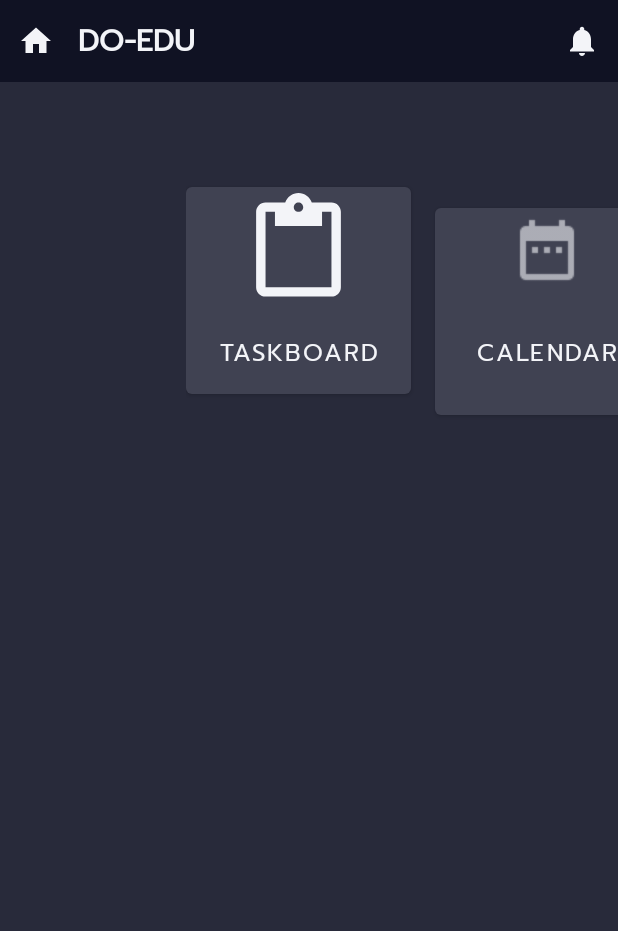
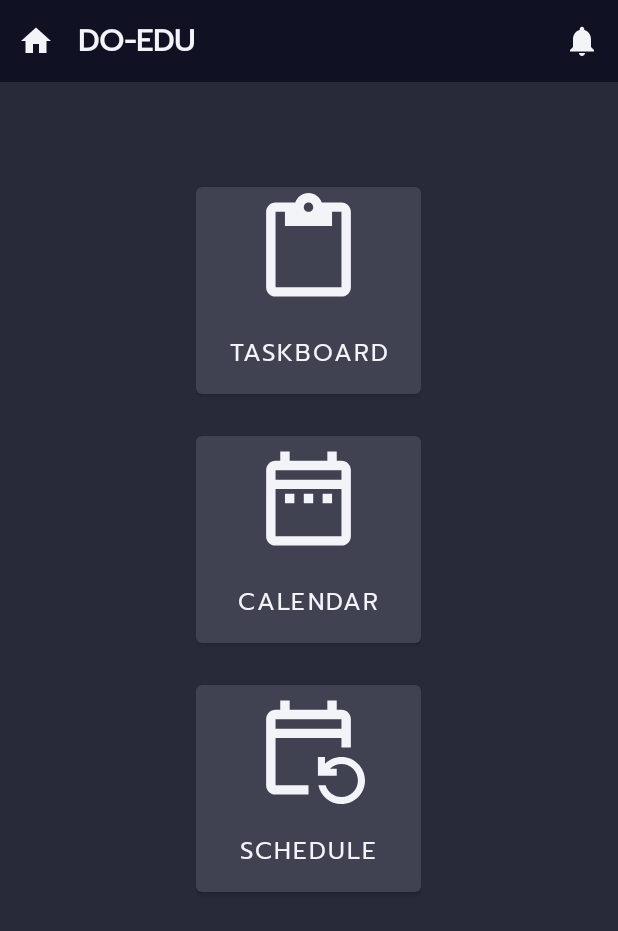
Before and after one commit to grantmacmillan/COMP231-Project, an Android app: the screen it shows after launch (MainActivity), on a phone screen of 412 x 824 dp. Shown: the top 931 px of the screen. Run offline under Robolectric (Android 15) with nearby library versions, the phone set to English and light mode, and no system bars.

```diff
--- a/app/src/main/java/com/example/comp231_finalproject/MainActivity.java
+++ b/app/src/main/java/com/example/comp231_finalproject/MainActivity.java
@@ -56,10 +56,12 @@ public class MainActivity extends AppCompatActivity {
 
     public void button1Clicked(View v) {
         startActivity(new Intent(MainActivity.this, TaskActivity.class));
+        overridePendingTransition( R.anim.slide_in_up, R.anim.stay );
     }
     public void button2Clicked(View v){
 
             startActivity(new Intent(MainActivity.this, CalendarActivity.class));
+        overridePendingTransition( R.anim.slide_in_up, R.anim.stay );
 
 
     }
@@ -67,6 +69,7 @@ public class MainActivity extends AppCompatActivity {
     public void button3Clicked(View v){
 
             startActivity(new Intent(MainActivity.this, ScheduleActivity.class));
+        overridePendingTransition( R.anim.slide_in_up, R.anim.stay );
 
     }
 }
--- /dev/null
+++ b/app/src/main/res/drawable/ic_calendar.xml
@@ -0,0 +1,5 @@
+<vector android:height="75dp" android:tint="#FFFFFF"
+    android:viewportHeight="24" android:viewportWidth="24"
+    android:width="75dp" xmlns:android="http://schemas.android.com/apk/res/android">
+    <path android:fillColor="@android:color/white" android:pathData="M7,11h2v2L7,13v-2zM21,6v14c0,1.1 -0.9,2 -2,2L5,22c-1.11,0 -2,-0.9 -2,-2l0.01,-14c0,-1.1 0.88,-2 1.99,-2h1L6,2h2v2h8L16,2h2v2h1c1.1,0 2,0.9 2,2zM5,8h14L19,6L5,6v2zM19,20L19,10L5,10v10h14zM15,13h2v-2h-2v2zM11,13h2v-2h-2v2z"/>
+</vector>
--- a/app/src/main/res/layout/activity_main.xml
+++ b/app/src/main/res/layout/activity_main.xml
@@ -13,8 +13,8 @@
         android:layout_weight="1"
         android:layout_width="wrap_content"
         android:layout_height="wrap_content"
-        android:orientation="horizontal"
-        android:layout_marginLeft="124dp"
+        android:orientation="vertical"
+        android:layout_gravity="center"
         android:layout_marginTop="64dp">
         <Button
             android:layout_width="150dp"
@@ -22,6 +22,7 @@
             android:layout_marginBottom="16dp"
             android:drawableTop="@drawable/ic_clipboard"
             android:text="Taskboard"
+            android:layout_gravity="center"
             android:textSize="16dp"
             android:drawableTint="@color/white100"
             android:textColor="@color/white100"
@@ -30,9 +31,8 @@
             android:layout_width="150dp"
             android:layout_height="150dp"
             android:layout_marginBottom="16dp"
-            android:layout_marginLeft="16dp"
+            android:layout_gravity="center"
             android:textSize="16dp"
-            android:layout_marginRight="16dp"
             android:drawableTop="@drawable/ic_calendar"
             android:text="Calendar"
             android:drawableTint="@color/white100"
@@ -42,7 +42,8 @@
             android:layout_width="150dp"
             android:layout_height="150dp"
             android:textSize="16dp"
-            android:layout_marginBottom="16dp"
+            android:layout_gravity="center"
+
             android:drawableTint="@color/white100"
             android:textColor="@color/white100"
             android:drawableTop="@drawable/ic_weeklyevent"
--- a/app/src/main/res/layout/recycler_view_card.xml
+++ b/app/src/main/res/layout/recycler_view_card.xml
@@ -10,7 +10,7 @@
         app:cardCornerRadius="15dp"
         android:layout_margin="10dp"
         android:elevation="8dp"
-        app:cardBackgroundColor="@color/gray"
+        app:cardBackgroundColor="@color/gray800"
         app:layout_constraintBottom_toBottomOf="parent"
         app:layout_constraintEnd_toEndOf="parent"
         app:layout_constraintStart_toStartOf="parent"
```
Also changed, not shown: app/src/main/java/com/example/comp231_finalproject/ScheduleActivity.java (+18 -0 lines), app/src/main/java/com/example/comp231_finalproject/calendar/CalendarActivity.java (+16 -1 lines), app/src/main/java/com/example/comp231_finalproject/taskboard/TaskActivity.java (+16 -0 lines), app/src/main/res/drawable/ic_calendar.png (deleted).
